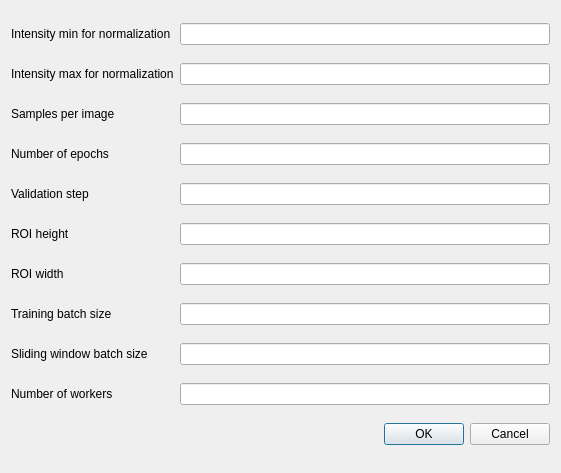
First picture: the form in qu/ui/dialogs/qu_unet_restorer_settings_dialog.ui, repository aarpon/qu, before the edit.
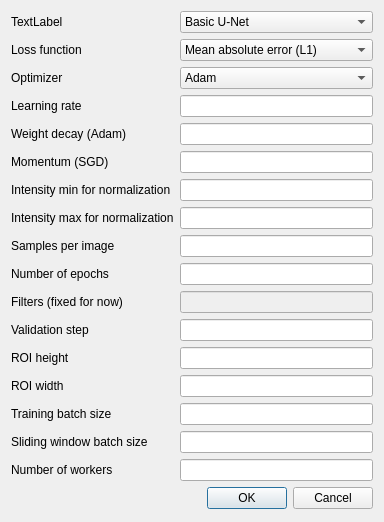
Second picture: the form after the edit.

Commit message: Expose more settings for UNet2DRestorer and separate architectures and loss functions for Segmenter and Restorer.

What changed in the file:
```diff
--- a/qu/ui/dialogs/qu_unet_restorer_settings_dialog.ui
+++ b/qu/ui/dialogs/qu_unet_restorer_settings_dialog.ui
@@ -6,22 +6,60 @@
    <rect>
     <x>0</x>
     <y>0</y>
-    <width>561</width>
-    <height>473</height>
+    <width>384</width>
+    <height>522</height>
    </rect>
   </property>
   <property name="windowTitle">
    <string>U-Net 2D Mapper</string>
   </property>
   <layout class="QGridLayout" name="gridLayout">
+   <item row="11" column="1">
+    <widget class="QLineEdit" name="leFilters">
+     <property name="enabled">
+      <bool>false</bool>
+     </property>
+     <property name="readOnly">
+      <bool>false</bool>
+     </property>
+    </widget>
+   </item>
+   <item row="9" column="0">
+    <widget class="QLabel" name="labelNumSamplesPerImage">
+     <property name="text">
+      <string>Samples per image</string>
+     </property>
+    </widget>
+   </item>
    <item row="9" column="1">
+    <widget class="QLineEdit" name="leSamplesPerImage">
+     <property name="alignment">
+      <set>Qt::AlignRight|Qt::AlignTrailing|Qt::AlignVCenter</set>
+     </property>
+    </widget>
+   </item>
+   <item row="3" column="0">
+    <widget class="QLabel" name="labelLearningRate">
+     <property name="text">
+      <string>Learning rate</string>
+     </property>
+    </widget>
+   </item>
+   <item row="11" column="0">
+    <widget class="QLabel" name="labelFilters">
+     <property name="text">
+      <string>Filters (fixed for now)</string>
+     </property>
+    </widget>
+   </item>
+   <item row="17" column="1">
     <widget class="QLineEdit" name="leTrainingBatchSize">
      <property name="alignment">
       <set>Qt::AlignRight|Qt::AlignTrailing|Qt::AlignVCenter</set>
      </property>
     </widget>
    </item>
-   <item row="12" column="0" colspan="2">
+   <item row="20" column="0" colspan="2">
     <widget class="QDialogButtonBox" name="buttonBox">
      <property name="orientation">
       <enum>Qt::Horizontal</enum>
@@ -31,56 +69,56 @@
      </property>
     </widget>
    </item>
-   <item row="3" column="0">
+   <item row="10" column="0">
     <widget class="QLabel" name="labelNumEpochs">
      <property name="text">
       <string>Number of epochs</string>
      </property>
     </widget>
    </item>
-   <item row="8" column="1">
+   <item row="16" column="1">
     <widget class="QLineEdit" name="lineEditROIWidth">
      <property name="alignment">
       <set>Qt::AlignRight|Qt::AlignTrailing|Qt::AlignVCenter</set>
      </property>
     </widget>
    </item>
-   <item row="7" column="1">
+   <item row="15" column="1">
     <widget class="QLineEdit" name="lineEditROIHeight">
      <property name="alignment">
       <set>Qt::AlignRight|Qt::AlignTrailing|Qt::AlignVCenter</set>
      </property>
     </widget>
    </item>
-   <item row="4" column="0">
+   <item row="12" column="0">
     <widget class="QLabel" name="labelValidationStep">
      <property name="text">
       <string>Validation step</string>
      </property>
     </widget>
    </item>
-   <item row="7" column="0">
+   <item row="15" column="0">
     <widget class="QLabel" name="labelROIHeight">
      <property name="text">
       <string>ROI height</string>
      </property>
     </widget>
    </item>
-   <item row="0" column="1">
+   <item row="6" column="1">
     <widget class="QLineEdit" name="leGlobalIntMin">
      <property name="alignment">
       <set>Qt::AlignRight|Qt::AlignTrailing|Qt::AlignVCenter</set>
      </property>
     </widget>
    </item>
-   <item row="10" column="0">
+   <item row="18" column="0">
     <widget class="QLabel" name="labelSlidingWindowBatchSize">
      <property name="text">
       <string>Sliding window batch size</string>
      </property>
     </widget>
    </item>
-   <item row="3" column="1">
+   <item row="10" column="1">
     <widget class="QLineEdit" name="leNumEpochs">
      <property name="inputMethodHints">
       <set>Qt::ImhDigitsOnly|Qt::ImhPreferNumbers</set>
@@ -90,83 +128,163 @@
      </property>
     </widget>
    </item>
-   <item row="1" column="0">
+   <item row="8" column="0">
     <widget class="QLabel" name="labelGlobalIntMax">
      <property name="text">
       <string>Intensity max for normalization</string>
      </property>
     </widget>
    </item>
-   <item row="1" column="1">
+   <item row="8" column="1">
     <widget class="QLineEdit" name="leGlobalIntMax">
      <property name="alignment">
       <set>Qt::AlignRight|Qt::AlignTrailing|Qt::AlignVCenter</set>
      </property>
     </widget>
    </item>
-   <item row="4" column="1">
+   <item row="12" column="1">
     <widget class="QLineEdit" name="leValidationStep">
      <property name="alignment">
       <set>Qt::AlignRight|Qt::AlignTrailing|Qt::AlignVCenter</set>
      </property>
     </widget>
    </item>
-   <item row="11" column="1">
+   <item row="19" column="1">
     <widget class="QLineEdit" name="leNumWorkers">
      <property name="alignment">
       <set>Qt::AlignRight|Qt::AlignTrailing|Qt::AlignVCenter</set>
      </property>
     </widget>
    </item>
-   <item row="11" column="0">
+   <item row="19" column="0">
     <widget class="QLabel" name="labelNumWorkers">
      <property name="text">
       <string>Number of workers</string>
      </property>
     </widget>
    </item>
-   <item row="10" column="1">
+   <item row="18" column="1">
     <widget class="QLineEdit" name="leSlidingWindowBatchSize">
      <property name="alignment">
       <set>Qt::AlignRight|Qt::AlignTrailing|Qt::AlignVCenter</set>
      </property>
     </widget>
    </item>
-   <item row="0" column="0">
+   <item row="6" column="0">
     <widget class="QLabel" name="labelGlobalIntMin">
      <property name="text">
       <string>Intensity min for normalization</string>
      </property>
     </widget>
    </item>
-   <item row="8" column="0">
+   <item row="16" column="0">
     <widget class="QLabel" name="labelROIWidth">
      <property name="text">
       <string>ROI width</string>
      </property>
     </widget>
    </item>
-   <item row="9" column="0">
+   <item row="17" column="0">
     <widget class="QLabel" name="label">
      <property name="text">
       <string>Training batch size</string>
      </property>
     </widget>
    </item>
-   <item row="2" column="0">
-    <widget class="QLabel" name="labelNumSamplesPerImage">
-     <property name="text">
-      <string>Samples per image</string>
-     </property>
-    </widget>
-   </item>
    <item row="2" column="1">
-    <widget class="QLineEdit" name="leSamplesPerImage">
+    <widget class="QComboBox" name="cbOptimizer">
+     <property name="sizeAdjustPolicy">
+      <enum>QComboBox::AdjustToContents</enum>
+     </property>
+     <item>
+      <property name="text">
+       <string>Adam</string>
+      </property>
+     </item>
+     <item>
+      <property name="text">
+       <string>SGD</string>
+      </property>
+     </item>
+    </widget>
+   </item>
+   <item row="3" column="1">
+    <widget class="QLineEdit" name="leLearningRate">
      <property name="alignment">
       <set>Qt::AlignRight|Qt::AlignTrailing|Qt::AlignVCenter</set>
      </property>
     </widget>
    </item>
+   <item row="2" column="0">
+    <widget class="QLabel" name="labelOptimizer">
+     <property name="text">
+      <string>Optimizer</string>
+     </property>
+    </widget>
+   </item>
+   <item row="4" column="0">
+    <widget class="QLabel" name="labelWeightDecay">
+     <property name="text">
+      <string>Weight decay (Adam)</string>
+     </property>
+    </widget>
+   </item>
+   <item row="5" column="0">
+    <widget class="QLabel" name="labelMomentum">
+     <property name="text">
+      <string>Momentum (SGD)</string>
+     </property>
+    </widget>
+   </item>
+   <item row="4" column="1">
+    <widget class="QLineEdit" name="leWeightDecay">
+     <property name="alignment">
+      <set>Qt::AlignRight|Qt::AlignTrailing|Qt::AlignVCenter</set>
+     </property>
+    </widget>
+   </item>
+   <item row="5" column="1">
+    <widget class="QLineEdit" name="leMomentum">
+     <property name="alignment">
+      <set>Qt::AlignRight|Qt::AlignTrailing|Qt::AlignVCenter</set>
+     </property>
+    </widget>
+   </item>
+   <item row="1" column="0">
+    <widget class="QLabel" name="labelLoss">
+     <property name="text">
+      <string>Loss function</string>
+     </property>
+    </widget>
+   </item>
+   <item row="1" column="1">
+    <widget class="QComboBox" name="cbLoss">
+     <property name="sizeAdjustPolicy">
+      <enum>QComboBox::AdjustToContents</enum>
+     </property>
+     <item>
+      <property name="text">
+       <string>Mean absolute error (L1)</string>
+      </property>
+     </item>
+    </widget>
+   </item>
+   <item row="0" column="0">
+    <widget class="QLabel" name="labelArchitecture">
+     <property name="text">
+      <string>TextLabel</string>
+     </property>
+    </widget>
+   </item>
+   <item row="0" column="1">
+    <widget class="QComboBox" name="cbArchitecture">
+     <item>
+      <property name="text">
+       <string>Basic U-Net</string>
+      </property>
+     </item>
+    </widget>
+   </item>
   </layout>
  </widget>
  <tabstops>
```
The commit also changes 9 other files.
